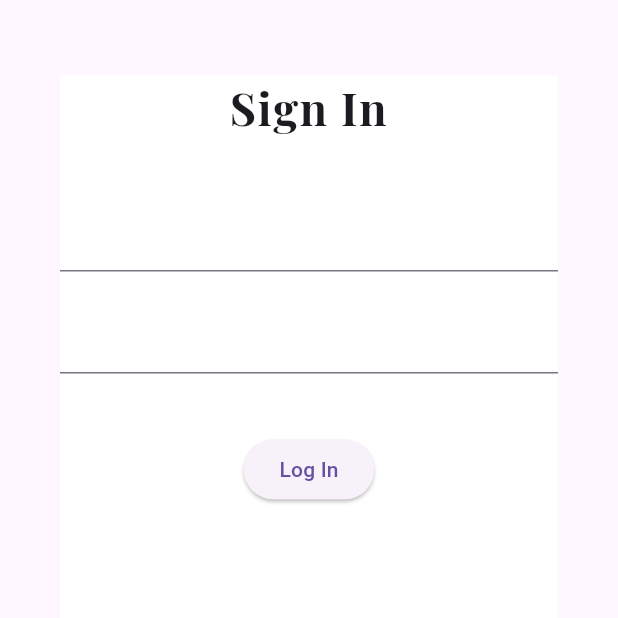
After one commit to marziamerin/WellBeing-App, a Flutter app: the SignIn screen opened directly, on a phone screen of 412 x 824 dp, the top half of it. The commit adds this screen. Run offline on Flutter 3.47's test engine with Material 3 defaults, Android fonts, the phone set to English and light mode, and no system bars; our stand-ins replace firebase_core, smooth_page_indicator; accounts and stored records are empty.

Commit message:
Sign In page created.

```diff
--- a/lib/authenticate/authentication.dart
+++ /dev/null
@@ -1,17 +0,0 @@
-import 'package:flutter/material.dart';
-
-class Authenticate extends StatefulWidget {
-  const Authenticate({super.key});
-
-  @override
-  State<Authenticate> createState() => _AuthenticateState();
-}
-
-class _AuthenticateState extends State<Authenticate> {
-  @override
-  Widget build(BuildContext context) {
-    return const Placeholder(
-      child: Text('Authentication'),
-    );
-  }
-}
--- /dev/null
+++ b/lib/authenticate/sign in.dart
@@ -0,0 +1,56 @@
+import 'package:flutter/material.dart';
+
+class SignIn extends StatefulWidget {
+  const SignIn({super.key});
+
+  @override
+  State<SignIn> createState() => _SignInState();
+}
+
+class _SignInState extends State<SignIn> {
+  @override
+  Widget build(BuildContext context) {
+    return Scaffold(
+      body: Container(
+        margin: EdgeInsets.fromLTRB(40.0, 50.0, 40.0, 30.0),
+        color: Colors.white ,
+        child: Form(
+          child: SafeArea(
+            child: Column(
+              children: [
+                Text('Sign In',
+                  textAlign: TextAlign.center,
+                   style: TextStyle(
+                     decorationColor: Colors.black,
+                     fontSize: 30.0 ,
+                     fontWeight: FontWeight.bold ,
+                     letterSpacing: 1.0,
+                     fontFamily: 'PlayfairDisplay' ,
+                   ),),SizedBox(
+                  height: 20.0,
+                ),
+                SizedBox(
+                  height: 20.0,
+                ) ,
+                TextFormField(
+                  onChanged: (val) {},
+                ),
+                SizedBox(
+                  height: 20.0,
+                ) ,
+                TextFormField(
+                  obscureText: true,
+                  onChanged: (val) {},
+                ),
+                SizedBox(
+                  height: 40.0,
+                ),
+                ElevatedButton(onPressed: () {}, child: Text('Log In'))
+              ],
+            ),
+          ),
+        ),
+      ),
+    );
+  }
+}
--- a/lib/pages/opening.dart
+++ b/lib/pages/opening.dart
@@ -73,7 +73,7 @@ class Opening extends StatelessWidget {
                     child: Text('Get Started' , textAlign: TextAlign.center,
                     style: TextStyle(
                       fontSize: 20
-                    ))
+                    )) ,
             )
 
           ),
--- a/lib/wrapper.dart
+++ b/lib/wrapper.dart
@@ -1,12 +1,12 @@
 import 'package:flutter/material.dart';
 import 'package:wellbeing_app/home/home.dart';
-import 'package:wellbeing_app/authenticate/authentication.dart';
+import 'package:wellbeing_app/authenticate/sign in.dart';
 
 class Wrapper extends StatelessWidget {
   const Wrapper({super.key});
 
   @override
   Widget build(BuildContext context) {
-    return Home();
+    return SignIn();
   }
 }
```
